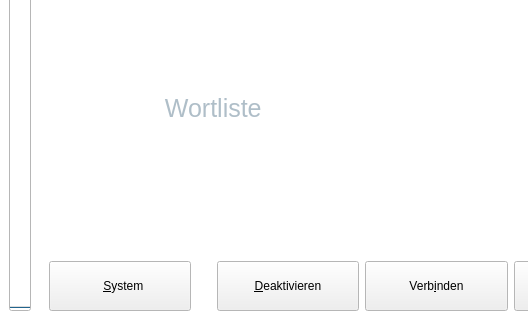
Qt form ui/main.ui (KDE/simon) before a commit; both pictures show x 0 to 528 and y 336 to 656 of the 873 by 656 pixel window.
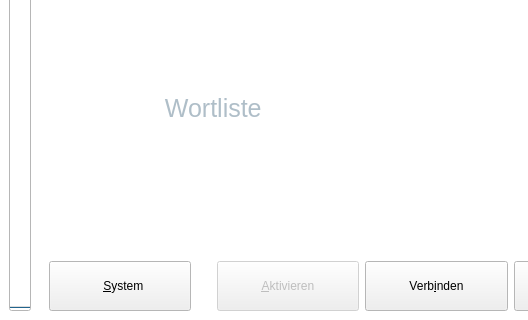
The same form after that commit. Icons and pictures are not drawn.

Patch:
```diff
--- a/ui/main.ui
+++ b/ui/main.ui
@@ -759,6 +759,9 @@
         </item>
         <item>
          <widget class="QPushButton" name="pbActivision" >
+          <property name="enabled" >
+           <bool>false</bool>
+          </property>
           <property name="minimumSize" >
            <size>
             <width>130</width>
@@ -769,7 +772,7 @@
            <string>De-/aktiviert das System</string>
           </property>
           <property name="text" >
-           <string>&amp;Deaktivieren</string>
+           <string>&amp;Aktivieren</string>
           </property>
           <property name="icon" >
            <iconset resource="../simon.qrc" >:/images/icons/media-playback-pause.svg</iconset>
```
Left out of the diff: 9 changed lines with no effect on the pictures.
